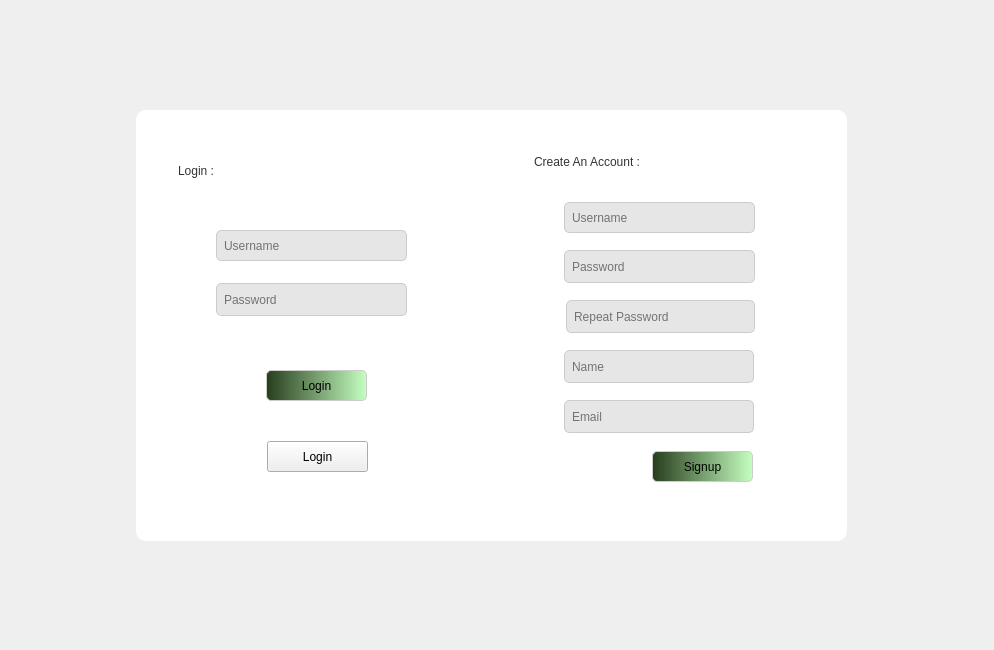
Old version of the form SocialNetwork/login_signup.ui in the repository amir-h-A-0001/DS-SocialNetwork.
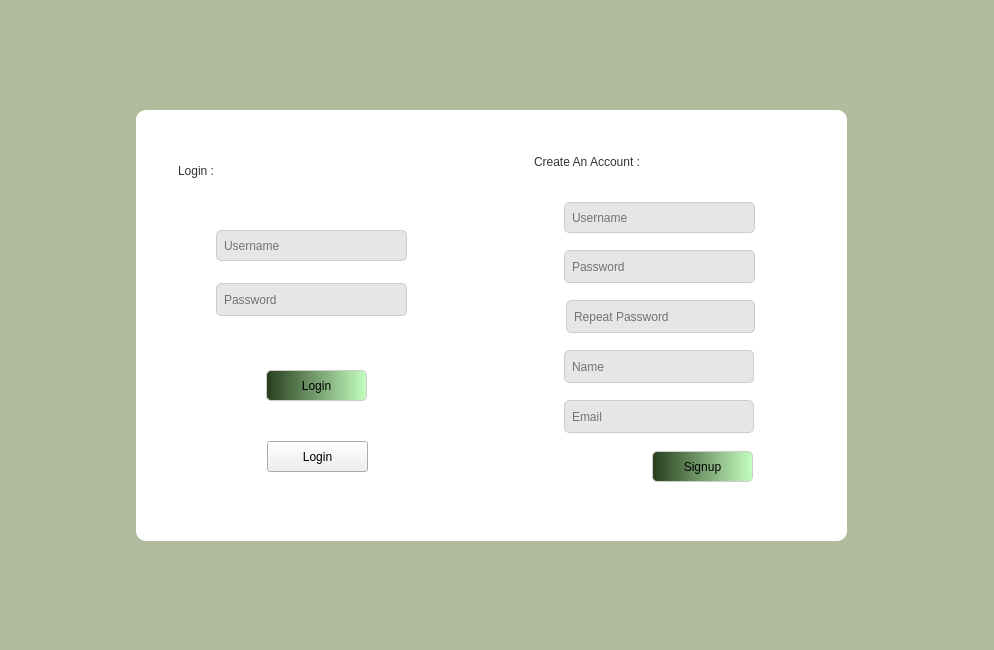
New version of the form. Icons and pictures are not drawn.

```diff
--- a/SocialNetwork/login_signup.ui
+++ b/SocialNetwork/login_signup.ui
@@ -14,7 +14,11 @@
    <string>Login Signup</string>
   </property>
   <property name="styleSheet">
-   <string notr="true"/>
+   <string notr="true">QMainWindow {
+	
+	background-color: rgb(176, 188, 157);
+
+}</string>
   </property>
   <widget class="QWidget" name="centralwidget">
    <widget class="QFrame" name="mainFrame">
```
Left out of the diff: 14 changed lines with no effect on the pictures.
